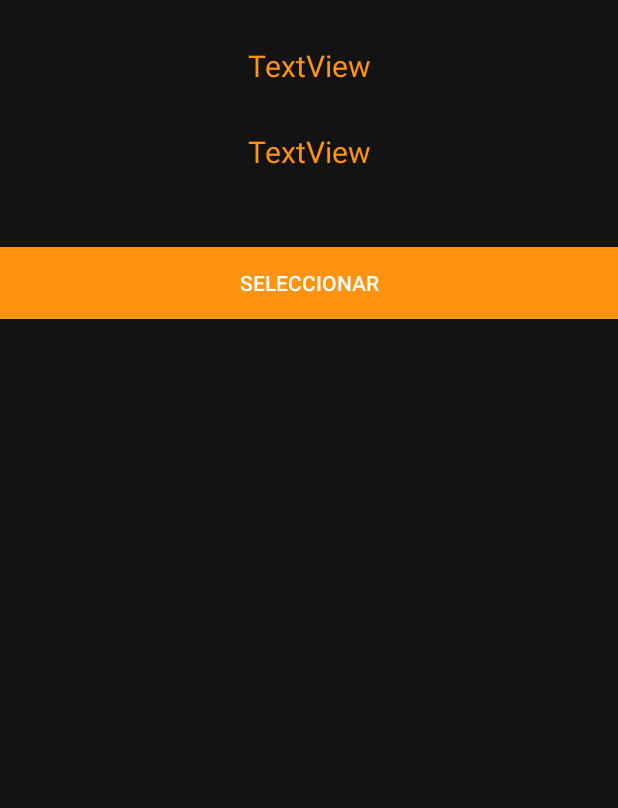
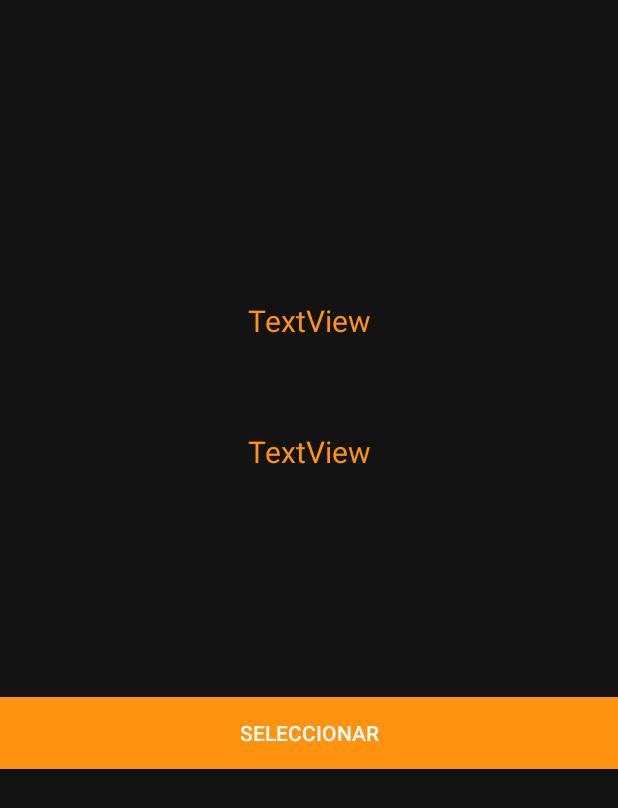
Before and after one commit to RegaloOmar/GPS_APP, an Android app: the layout activity_main.xml on its own in the app's theme, with its tools: preview values and no code run, on a phone screen of 412 x 824 dp. Shown: the top 808 px of the screen. Run offline under Robolectric (Android 15) with nearby library versions, the phone set to English and light mode, and no system bars; network calls fail.

```diff
--- a/app/src/main/java/com/rr/gps_app/DatosActivity.java
+++ b/app/src/main/java/com/rr/gps_app/DatosActivity.java
@@ -59,9 +59,9 @@ public class DatosActivity extends AppCompatActivity {
             @Override
             public void onClick(View v) {
                 talon = edtTalon.getText().toString();
-                Toast.makeText(getApplicationContext(),talon,Toast.LENGTH_LONG).show();
                 Intent i;
                 i = new Intent(DatosActivity.this, SemaforoActivity.class);
+                i.putExtra("talon",talon);
                 startActivity(i);
             }
         });
--- a/app/src/main/res/layout/activity_main.xml
+++ b/app/src/main/res/layout/activity_main.xml
@@ -14,7 +14,7 @@
         android:id="@+id/txtUsuario"
         android:layout_width="match_parent"
         android:layout_height="wrap_content"
-        android:layout_marginTop="30dp"
+        android:layout_marginTop="200dp"
         android:textSize="20dp"
         android:layout_marginLeft="20dp"
         android:layout_marginRight="20dp"
@@ -26,7 +26,7 @@
         android:id="@+id/txtCanal"
         android:layout_width="match_parent"
         android:layout_height="wrap_content"
-        android:layout_marginTop="30dp"
+        android:layout_marginTop="60dp"
         android:textSize="20dp"
         android:layout_marginLeft="20dp"
         android:layout_marginRight="20dp"
@@ -41,7 +41,7 @@
         android:background="@color/colorBoton"
         android:text="Seleccionar"
         android:textColor="@color/colorTexto"
-        android:layout_marginTop="50dp"
+        android:layout_marginTop="150dp"
         tools:layout_editor_absoluteX="0dp"
         tools:layout_editor_absoluteY="409dp" />
 </LinearLayout>
```
Also changed, not shown: app/src/main/java/com/rr/gps_app/SemaforoActivity.java (+6 -2 lines).
